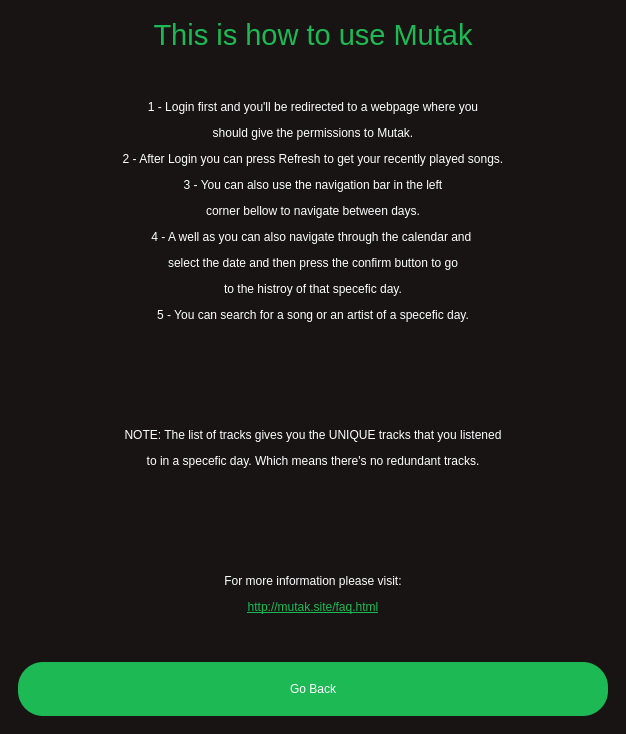
Above: mutak/mainwindow.ui from ahmed-debbech/mutak before the change. Below: the same form after it.
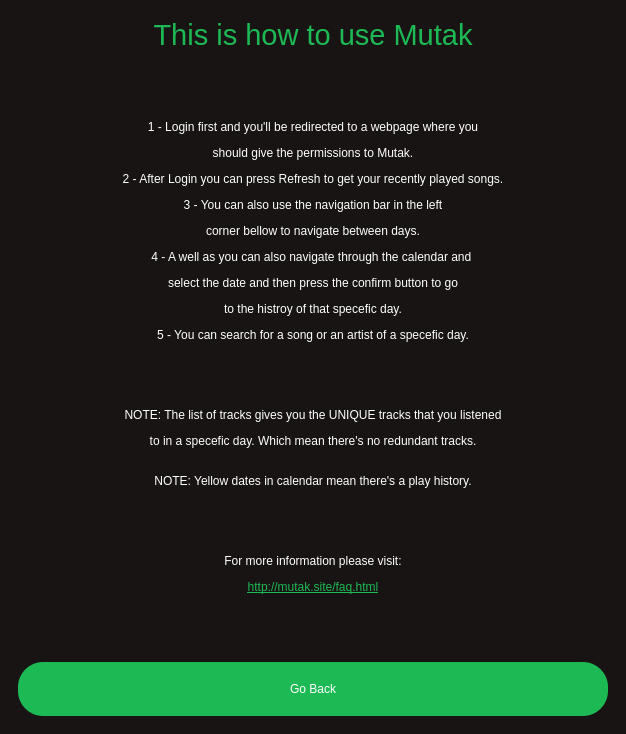
That is the form after the change. The open tabs and pages were chosen to show the change.

Commit message: Add note text when opening calendar

```diff
--- a/mutak/mainwindow.ui
+++ b/mutak/mainwindow.ui
@@ -1446,7 +1446,7 @@
 </string>
           </property>
           <property name="text">
-           <string>&lt;html&gt;&lt;head/&gt;&lt;body&gt;&lt;p align=&quot;center&quot;&gt;1 - Login first and you'll be redirected to a webpage where you&lt;/p&gt;&lt;p align=&quot;center&quot;&gt;should give the permissions to Mutak.&lt;/p&gt;&lt;p align=&quot;center&quot;&gt;2 - After Login you can press Refresh to get your recently played songs.&lt;/p&gt;&lt;p align=&quot;center&quot;&gt;3 - You can also use the navigation bar in the left&lt;/p&gt;&lt;p align=&quot;center&quot;&gt;corner bellow to navigate between days.&lt;/p&gt;&lt;p align=&quot;center&quot;&gt;4 - A well as you can also navigate through the calendar and &lt;/p&gt;&lt;p align=&quot;center&quot;&gt;select the date and then press the confirm button to go&lt;/p&gt;&lt;p align=&quot;center&quot;&gt;to the histroy of that specefic day.&lt;/p&gt;&lt;p align=&quot;center&quot;&gt;5 - You can search for a song or an artist of a specefic day.&lt;br/&gt;&lt;/p&gt;&lt;p align=&quot;center&quot;&gt;&lt;br/&gt;&lt;/p&gt;&lt;p align=&quot;center&quot;&gt;&lt;br/&gt;&lt;/p&gt;&lt;p align=&quot;center&quot;&gt;NOTE: The list of tracks gives you the UNIQUE tracks that you listened&lt;/p&gt;&lt;p align=&quot;center&quot;&gt;to in a specefic day. Which means there's no redundant tracks.&lt;/p&gt;&lt;p align=&quot;center&quot;&gt;&lt;br/&gt;&lt;/p&gt;&lt;p align=&quot;center&quot;&gt;&lt;br/&gt;&lt;br/&gt;&lt;/p&gt;&lt;p align=&quot;center&quot;&gt;For more information please visit:&lt;/p&gt;&lt;p align=&quot;center&quot;&gt;&lt;a href=&quot;http://mutak.site/faq.html&quot;&gt;&lt;span style=&quot; text-decoration: underline; color:#1db954;&quot;&gt;http://mutak.site/faq.html&lt;/span&gt;&lt;/a&gt;&lt;/p&gt;&lt;/body&gt;&lt;/html&gt;</string>
+           <string>&lt;html&gt;&lt;head/&gt;&lt;body&gt;&lt;p align=&quot;center&quot;&gt;1 - Login first and you'll be redirected to a webpage where you&lt;/p&gt;&lt;p align=&quot;center&quot;&gt;should give the permissions to Mutak.&lt;/p&gt;&lt;p align=&quot;center&quot;&gt;2 - After Login you can press Refresh to get your recently played songs.&lt;/p&gt;&lt;p align=&quot;center&quot;&gt;3 - You can also use the navigation bar in the left&lt;/p&gt;&lt;p align=&quot;center&quot;&gt;corner bellow to navigate between days.&lt;/p&gt;&lt;p align=&quot;center&quot;&gt;4 - A well as you can also navigate through the calendar and &lt;/p&gt;&lt;p align=&quot;center&quot;&gt;select the date and then press the confirm button to go&lt;/p&gt;&lt;p align=&quot;center&quot;&gt;to the histroy of that specefic day.&lt;/p&gt;&lt;p align=&quot;center&quot;&gt;5 - You can search for a song or an artist of a specefic day.&lt;br/&gt;&lt;/p&gt;&lt;p align=&quot;center&quot;&gt;&lt;br/&gt;&lt;/p&gt;&lt;p align=&quot;center&quot;&gt;NOTE: The list of tracks gives you the UNIQUE tracks that you listened&lt;/p&gt;&lt;p align=&quot;center&quot;&gt;to in a specefic day. Which mean there's no redundant tracks.&lt;/p&gt;&lt;p align=&quot;center&quot;&gt;&lt;br/&gt;NOTE: Yellow dates in calendar mean there's a play history.&lt;/p&gt;&lt;p align=&quot;center&quot;&gt;&lt;br/&gt;&lt;br/&gt;&lt;/p&gt;&lt;p align=&quot;center&quot;&gt;For more information please visit:&lt;/p&gt;&lt;p align=&quot;center&quot;&gt;&lt;a href=&quot;http://mutak.site/faq.html&quot;&gt;&lt;span style=&quot; text-decoration: underline; color:#1db954;&quot;&gt;http://mutak.site/faq.html&lt;/span&gt;&lt;/a&gt;&lt;/p&gt;&lt;/body&gt;&lt;/html&gt;</string>
           </property>
          </widget>
         </item>
```
The commit also changes 2 other files.
